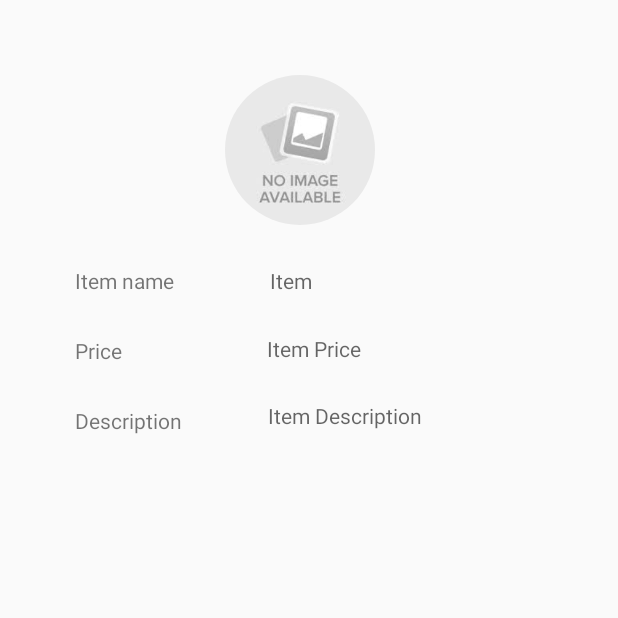
After one commit to Sprajapati123/OnlineClothingShopping_sandis, an Android app: the DetailActivity screen opened directly, with no data from a screen before it, on a phone screen of 412 x 824 dp, the top half of it. The commit adds this screen. Run offline under Robolectric (Android 15) with nearby library versions, the phone set to English and light mode, and no system bars; our stand-ins replace CircleImageView.

Commit message:
passing values between activity, project finished

```diff
--- a/app/src/main/AndroidManifest.xml
+++ b/app/src/main/AndroidManifest.xml
@@ -9,7 +9,8 @@
         android:roundIcon="@mipmap/ic_launcher_round"
         android:supportsRtl="true"
         android:theme="@style/AppTheme">
-        <activity android:name=".Dashboard"></activity>
+        <activity android:name=".DetailActivity"></activity>
+        <activity android:name=".Dashboard" />
         <activity android:name=".Description" />
         <activity android:name=".Items" />
         <activity android:name=".ViewPagerActivity">
--- a/app/src/main/java/Adapter/ItemAdapter.java
+++ b/app/src/main/java/Adapter/ItemAdapter.java
@@ -1,6 +1,7 @@
 package Adapter;
 
 import android.content.Context;
+import android.content.Intent;
 import android.support.annotation.NonNull;
 import android.support.v7.widget.RecyclerView;
 import android.view.LayoutInflater;
@@ -8,7 +9,11 @@ import android.view.View;
 import android.view.ViewGroup;
 import android.widget.TextView;
 
+import com.onlineclothingshopping.Dashboard;
+import com.onlineclothingshopping.DetailActivity;
 import com.onlineclothingshopping.ItemModel;
+import com.onlineclothingshopping.Items;
+import com.onlineclothingshopping.MainActivity;
 import com.onlineclothingshopping.R;
 
 import java.util.List;
@@ -19,6 +24,7 @@ public class ItemAdapter extends RecyclerView.Adapter<ItemAdapter.ItemViewHolder
 
     Context mContext;
     List<ItemModel> itemModelList;
+    ItemModel itemModel;
 
 
     public ItemAdapter(Context mContext, List<ItemModel> itemModelList) {
@@ -49,14 +55,30 @@ public class ItemAdapter extends RecyclerView.Adapter<ItemAdapter.ItemViewHolder
     }
 
     @Override
-    public void onBindViewHolder(@NonNull ItemViewHolder itemViewHolder, int i) {
-        ItemModel itemModel=itemModelList.get(i);
+    public void onBindViewHolder(@NonNull ItemViewHolder itemViewHolder, final int i) {
+        final ItemModel itemModel = itemModelList.get(i);
 
         itemViewHolder.imgview.setImageResource(itemModel.getImage_id());
         itemViewHolder.itemname.setText(itemModel.getItem_name());
         itemViewHolder.itemprice.setText(itemModel.getItem_price());
         itemViewHolder.itemdescription.setText(itemModel.getItem_description());
 
+        itemViewHolder.imgview.setOnClickListener(new View.OnClickListener() {
+            @Override
+            public void onClick(View v) {
+                Intent intent=new Intent(mContext, DetailActivity.class);
+                intent.setFlags(Intent.FLAG_ACTIVITY_NEW_TASK);
+
+                intent.putExtra("image",itemModel.getImage_id());
+                intent.putExtra("name",itemModel.getItem_name());
+                intent.putExtra("price",itemModel.getItem_price());
+                intent.putExtra("desc",itemModel.getItem_description());
+
+
+                mContext.startActivity(intent);
+
+            }
+        });
     }
 
     @Override
--- a/app/src/main/java/com/onlineclothingshopping/Dashboard.java
+++ b/app/src/main/java/com/onlineclothingshopping/Dashboard.java
@@ -44,6 +44,7 @@ public class Dashboard extends AppCompatActivity {
 
     }
 
+
     public void readItem(){
         try {
             FileInputStream fos=openFileInput("items.txt");
--- a/app/src/main/java/com/onlineclothingshopping/Description.java
+++ b/app/src/main/java/com/onlineclothingshopping/Description.java
@@ -5,7 +5,6 @@ import android.os.Bundle;
 
 public class Description extends AppCompatActivity {
 
-
     @Override
     protected void onCreate(Bundle savedInstanceState) {
         super.onCreate(savedInstanceState);
--- /dev/null
+++ b/app/src/main/java/com/onlineclothingshopping/DetailActivity.java
@@ -0,0 +1,39 @@
+package com.onlineclothingshopping;
+
+import android.support.v7.app.AppCompatActivity;
+import android.os.Bundle;
+import android.widget.EditText;
+import android.widget.TextView;
+
+import de.hdodenhof.circleimageview.CircleImageView;
+
+public class DetailActivity extends AppCompatActivity {
+
+    TextView name,price,description;
+    CircleImageView imageview;
+
+
+    @Override
+    protected void onCreate(Bundle savedInstanceState) {
+        super.onCreate(savedInstanceState);
+        setContentView(R.layout.activity_detail);
+
+        name=findViewById(R.id.name2);
+        price =findViewById(R.id.price2);
+        description=findViewById(R.id.description2);
+        imageview=findViewById(R.id.imgview2);
+
+        Bundle bundle=getIntent().getExtras();
+
+        if (bundle!=null){
+
+            imageview.setImageResource(bundle.getInt("image"));
+            name.setText(bundle.getString("name"));
+            price.setText(bundle.getString("price"));
+            description.setText(bundle.getString("desc"));
+        }
+
+
+    }
+
+}
--- a/app/src/main/res/layout/activity_description.xml
+++ b/app/src/main/res/layout/activity_description.xml
@@ -3,8 +3,9 @@
     xmlns:app="http://schemas.android.com/apk/res-auto"
     xmlns:tools="http://schemas.android.com/tools"
     android:layout_width="match_parent"
-    android:layout_height="match_parent"
-    tools:context=".Description">
+    android:layout_height="150dp"
+    tools:context=".Description"
+    >
 
 
     <de.hdodenhof.circleimageview.CircleImageView
--- /dev/null
+++ b/app/src/main/res/layout/activity_detail.xml
@@ -0,0 +1,79 @@
+<?xml version="1.0" encoding="utf-8"?>
+<RelativeLayout xmlns:android="http://schemas.android.com/apk/res/android"
+    xmlns:app="http://schemas.android.com/apk/res-auto"
+    xmlns:tools="http://schemas.android.com/tools"
+    android:layout_width="match_parent"
+    android:layout_height="match_parent"
+    tools:context=".DetailActivity">
+
+
+    <de.hdodenhof.circleimageview.CircleImageView
+        android:layout_width="100dp"
+        android:layout_height="100dp"
+        android:src="@drawable/noimage"
+        android:id="@+id/imgview2"
+        android:layout_marginLeft="150dp"
+        android:layout_marginTop="50dp"/>
+
+    <TextView
+        android:id="@+id/lblname"
+        android:layout_width="match_parent"
+        android:layout_height="wrap_content"
+        android:layout_below="@+id/imgview2"
+        android:layout_marginTop="27dp"
+        android:layout_marginLeft="50dp"
+        android:text="Item name" />
+
+
+    <TextView
+        android:id="@+id/name2"
+        android:layout_width="match_parent"
+        android:layout_height="wrap_content"
+        android:layout_below="@id/imgview2"
+        android:layout_marginLeft="180dp"
+        android:layout_marginTop="27dp"
+        android:hint="Item " />
+
+    <TextView
+        android:id="@+id/lblprice"
+        android:layout_width="wrap_content"
+        android:layout_height="wrap_content"
+        android:layout_below="@+id/lblname"
+        android:layout_marginLeft="50dp"
+        android:layout_marginTop="27dp"
+        android:text="Price" />
+
+    <TextView
+        android:id="@+id/price2"
+        android:layout_width="match_parent"
+        android:layout_height="wrap_content"
+        android:layout_below="@+id/name2"
+        android:layout_marginStart="-72dp"
+        android:layout_marginTop="26dp"
+        android:layout_toEndOf="@+id/imgview2"
+        android:hint="Item Price" />
+
+
+    <TextView
+        android:id="@+id/lbldesc"
+        android:layout_width="wrap_content"
+        android:layout_height="wrap_content"
+        android:layout_below="@+id/lblprice"
+        android:layout_marginLeft="50dp"
+        android:layout_marginTop="27dp"
+        android:text="Description" />
+
+    <TextView
+        android:id="@+id/description2"
+        android:layout_width="match_parent"
+        android:layout_height="wrap_content"
+        android:layout_below="@id/price2"
+        android:layout_marginStart="-71dp"
+        android:layout_marginLeft="5dp"
+        android:layout_marginTop="25dp"
+        android:layout_toEndOf="@+id/imgview2"
+        android:hint="Item Description" />
+
+
+
+</RelativeLayout>
```
